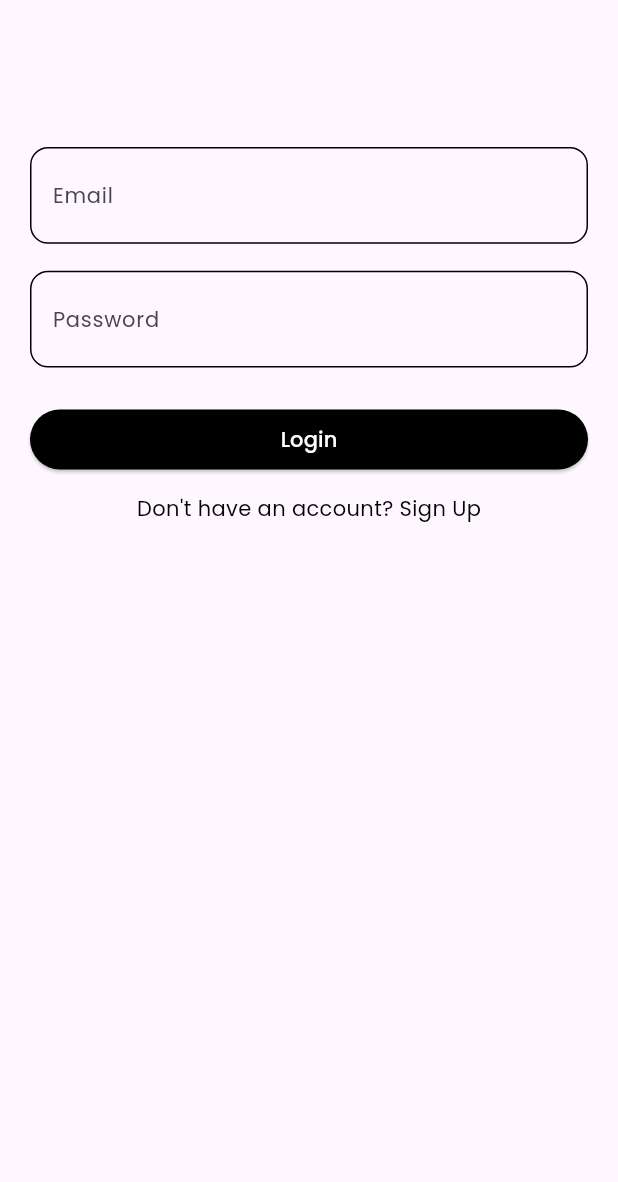
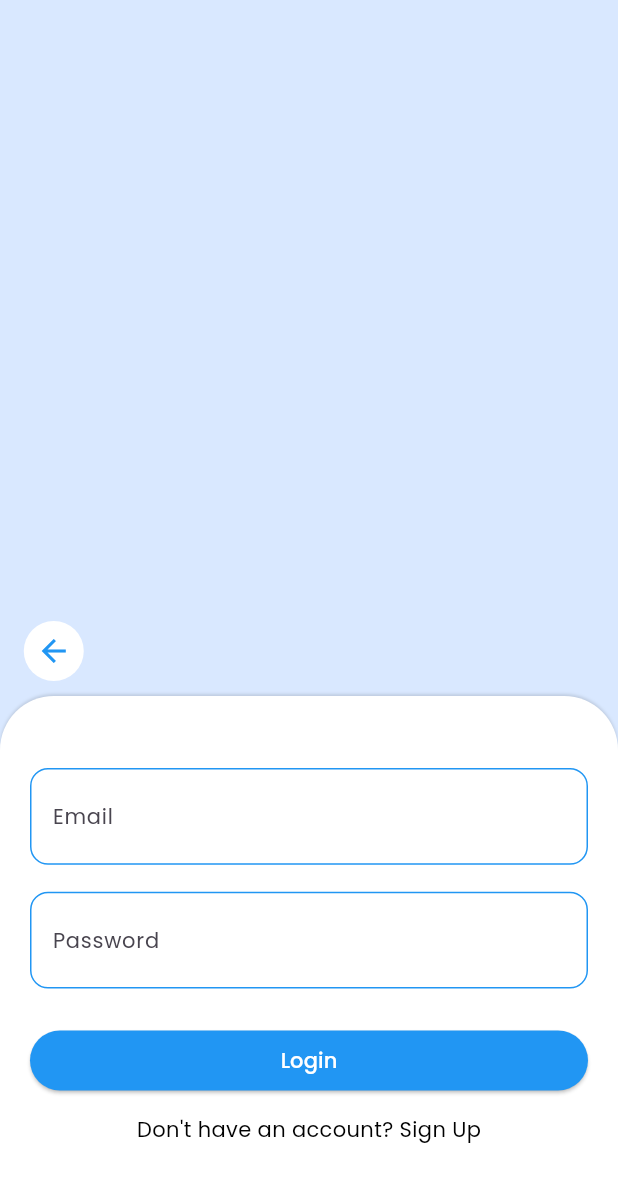
Before and after one commit to Fairuzzzzz/ai-chat-app, a Flutter app: the screen it shows after launch, after a tap on "Next", on a phone screen of 412 x 824 dp. Shown: the top 1182 px of the screen. Run offline on Flutter 3.47's test engine with Material 3 defaults, Android fonts, the light colour scheme and no system bars; our stand-ins replace flutter_dotenv, flutter_svg, supabase_flutter; missing offline and left inert: groq; accounts and stored records are empty.

Commit message:
refactor welcome/login page layout and enhance UI elements for better user experience

```diff
--- a/lib/pages/welcomelogin_page.dart
+++ b/lib/pages/welcomelogin_page.dart
@@ -51,45 +51,114 @@ class _WelcomeloginPageState extends State<WelcomeloginPage> {
   @override
   Widget build(BuildContext context) {
     return Scaffold(
-        body: Center(
-            child:
-                _showWelcome ? _buildWelcomeContent() : _buildLoginContent()));
+      body: Stack(children: [
+        Positioned(
+          top: MediaQuery.of(context).size.height - 360 - 50,
+          left: MediaQuery.of(context).size.width / 26,
+          child: GestureDetector(
+            onTap: () {
+              setState(() {
+                _showWelcome = true;
+              });
+            },
+            child: Visibility(
+              visible: !_showWelcome,
+              child: Container(
+                width: 40,
+                height: 40,
+                decoration: const BoxDecoration(
+                    shape: BoxShape.circle, color: Colors.white),
+                child: const Icon(
+                  Icons.arrow_back,
+                  color: Colors.blue,
+                ),
+              ),
+            ),
+          ),
+        ),
+        Align(
+            alignment: Alignment.bottomCenter,
+            child: Container(
+                height: 360,
+                width: double.infinity,
+                decoration: const BoxDecoration(
+                    color: Colors.white,
+                    borderRadius: BorderRadius.only(
+                        topLeft: Radius.circular(36),
+                        topRight: Radius.circular(36)),
+                    boxShadow: [
+                      BoxShadow(
+                          color: Colors.black12,
+                          blurRadius: 1,
+                          offset: Offset(0, -1))
+                    ]),
+                child: _showWelcome
+                    ? _buildWelcomeContent()
+                    : _buildLoginContent())),
+      ]),
+      backgroundColor: const Color(0xFFD9E8FF),
+    );
   }
 
   Widget _buildWelcomeContent() {
-    return Container(
-      alignment: Alignment.center,
-      child: Column(
-        mainAxisAlignment: MainAxisAlignment.center,
-        children: [
-          // TODO: Add Vector Animation
-          const Text(
-            "Hello, it's AI Ally!",
-            style: TextStyle(fontSize: 30, fontWeight: FontWeight.bold),
+    return Stack(
+      children: [
+        Container(
+          padding: const EdgeInsets.all(24),
+          child: const Column(
+            children: [
+              SizedBox(
+                height: 50,
+              ),
+              Center(
+                child: Text(
+                  "AI Assistant\nin your pocket",
+                  textAlign: TextAlign.center,
+                  style: TextStyle(
+                      fontSize: 30, fontWeight: FontWeight.w500, height: 1.2),
+                ),
+              ),
+              SizedBox(
+                height: 30,
+              ),
+              Center(
+                child: Text(
+                  "AI assistant can answer any\n of your questions. Just ask!",
+                  textAlign: TextAlign.center,
+                  style: TextStyle(
+                      fontSize: 14, fontWeight: FontWeight.w400, height: 1.2),
+                ),
+              )
+            ],
           ),
-          const SizedBox(
-            height: 12,
+        ),
+        Positioned(
+          bottom: 20,
+          right: 20,
+          child: ElevatedButton(
+            onPressed: () {
+              setState(() {
+                _showWelcome = false;
+              });
+            },
+            style: ElevatedButton.styleFrom(
+              padding: const EdgeInsets.symmetric(horizontal: 24, vertical: 12),
+              backgroundColor: Colors.blue,
+              shape: RoundedRectangleBorder(
+                borderRadius: BorderRadius.circular(12),
+              ),
+            ),
+            child: const Text(
+              'Next',
+              style: TextStyle(
+                color: Colors.white,
+                fontSize: 16,
+                fontWeight: FontWeight.bold,
+              ),
+            ),
           ),
-          const Text(
-            "Welcome to our AI assistant app!\nWe're excited to have you on\nboard. Here are a few steps to\nhelp you get started.",
-            textAlign: TextAlign.center,
-            style: TextStyle(fontWeight: FontWeight.w400),
-          ),
-          const SizedBox(
-            height: 24,
-          ),
-          ElevatedButton(
-              style: ElevatedButton.styleFrom(
-                backgroundColor: Colors.black,
-                minimumSize: const Size(160, 50),
-              ),
-              onPressed: _goToLogin,
-              child: const Text(
-                "Next",
-                style: TextStyle(color: Colors.white),
-              )),
-        ],
-      ),
+        ),
+      ],
     );
   }
 
@@ -98,7 +167,7 @@ class _WelcomeloginPageState extends State<WelcomeloginPage> {
       key: const ValueKey('login'),
       alignment: Alignment.center,
       child: ListView(
-        padding: const EdgeInsets.symmetric(horizontal: 20, vertical: 50),
+        padding: const EdgeInsets.symmetric(horizontal: 20),
         children: [
           const SizedBox(
             height: 24,
@@ -110,7 +179,7 @@ class _WelcomeloginPageState extends State<WelcomeloginPage> {
             padding: const EdgeInsets.symmetric(horizontal: 12, vertical: 12),
             decoration: BoxDecoration(
                 borderRadius: BorderRadius.circular(12),
-                border: Border.all(color: Colors.black)),
+                border: Border.all(color: Colors.blue)),
             child: TextField(
               controller: _emailControllers,
               decoration: const InputDecoration(
@@ -120,7 +189,7 @@ class _WelcomeloginPageState extends State<WelcomeloginPage> {
                 isDense: true,
                 border: InputBorder.none,
               ),
-              style: const TextStyle(color: Colors.black),
+              style: const TextStyle(color: Colors.white),
             ),
           ),
           const SizedBox(
@@ -130,7 +199,7 @@ class _WelcomeloginPageState extends State<WelcomeloginPage> {
             padding: const EdgeInsets.symmetric(horizontal: 12, vertical: 12),
             decoration: BoxDecoration(
                 borderRadius: BorderRadius.circular(12),
-                border: Border.all(color: Colors.black)),
+                border: Border.all(color: Colors.blue)),
             child: TextField(
               controller: _passwordControllers,
               obscureText: true,
@@ -148,7 +217,7 @@ class _WelcomeloginPageState extends State<WelcomeloginPage> {
           ),
           ElevatedButton(
               style: ButtonStyle(
-                  backgroundColor: WidgetStateProperty.all(Colors.black)),
+                  backgroundColor: WidgetStateProperty.all(Colors.blue)),
               onPressed: login,
               child: const Text(
                 "Login",
```
